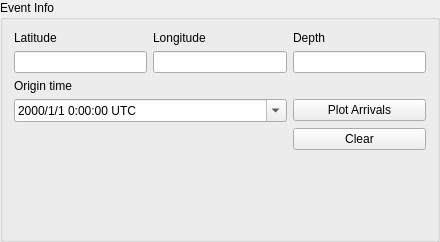
Before: the Qt Designer form isp/resources/designer_uis/EventInfoGroupBox.ui in ProjectISP/ISP, drawn with Qt 5.
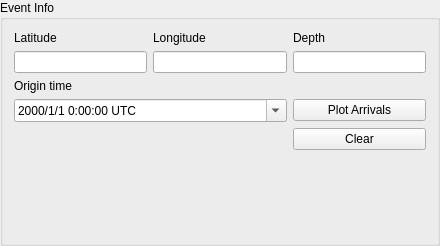
After: the same form once the commit is applied.

What changed in the file:
```diff
--- a/isp/resources/designer_uis/EventInfoGroupBox.ui
+++ b/isp/resources/designer_uis/EventInfoGroupBox.ui
@@ -10,15 +10,21 @@
     <x>0</x>
     <y>0</y>
     <width>440</width>
-    <height>242</height>
+    <height>246</height>
    </rect>
   </property>
   <property name="sizePolicy">
-   <sizepolicy hsizetype="Expanding" vsizetype="Ignored">
+   <sizepolicy hsizetype="Expanding" vsizetype="Expanding">
     <horstretch>0</horstretch>
     <verstretch>0</verstretch>
    </sizepolicy>
   </property>
+  <property name="minimumSize">
+   <size>
+    <width>0</width>
+    <height>0</height>
+   </size>
+  </property>
   <property name="maximumSize">
    <size>
     <width>500</width>
```
